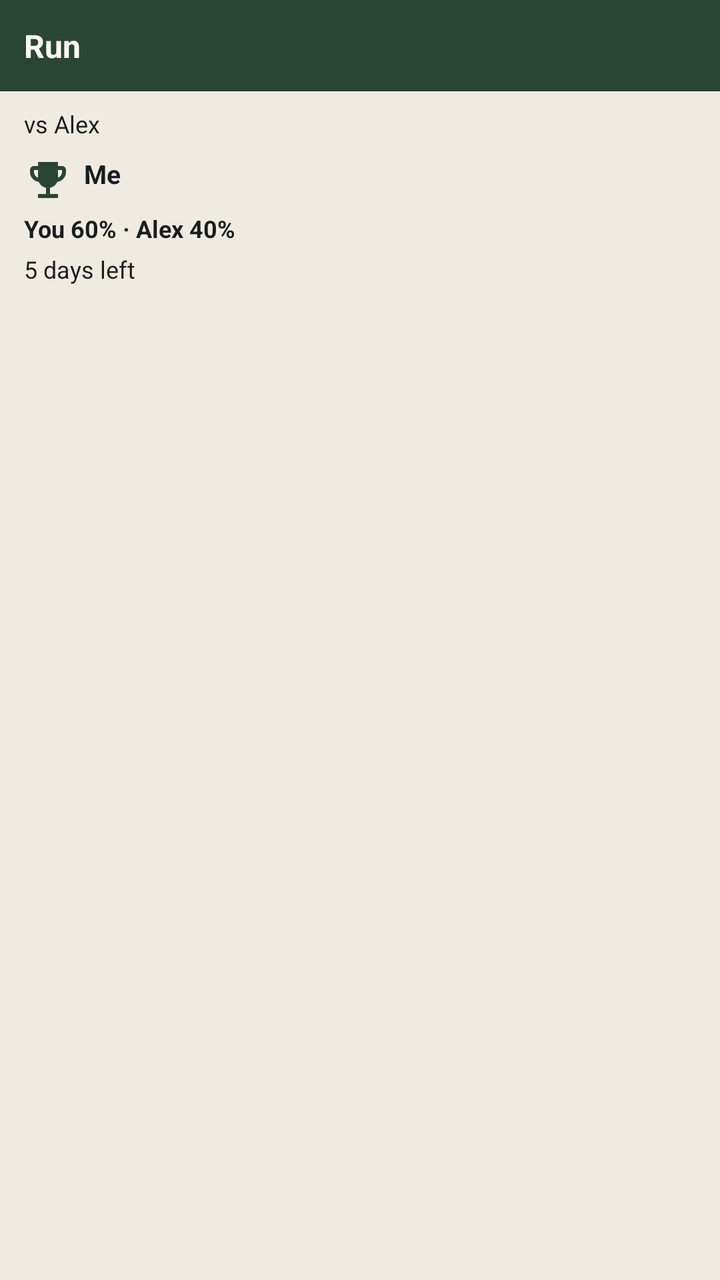
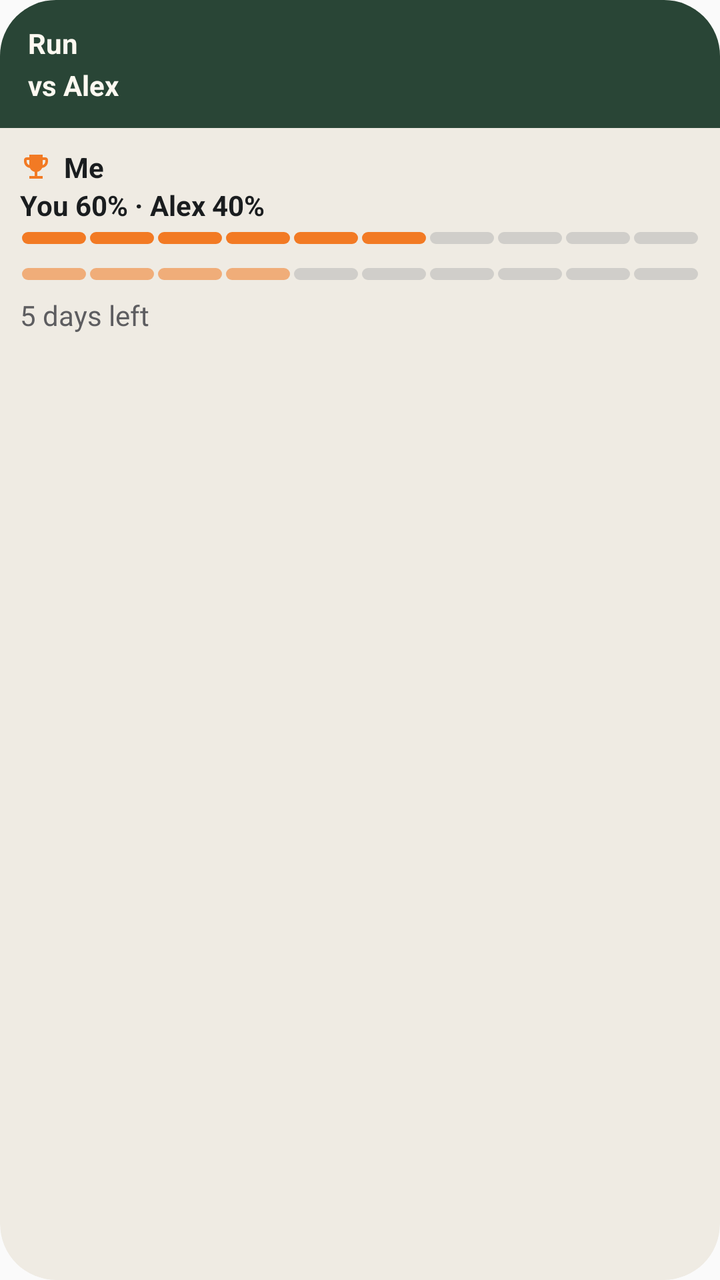

The first picture is an Android layout as it rendered before a commit; the second is the same layout after the commit. The layout source and the unified diff follow.
<!-- AndroidManifest.xml: application theme Theme.InstaDev -->
<!-- res/layout/challenge_widget_preview.xml -->
<?xml version="1.0" encoding="utf-8"?>
<LinearLayout xmlns:android="http://schemas.android.com/apk/res/android"
    android:layout_width="match_parent"
    android:layout_height="match_parent"
    android:background="@color/habit_surface"
    android:orientation="vertical">

    <TextView
        android:layout_width="match_parent"
        android:layout_height="wrap_content"
        android:background="@color/habit_primary"
        android:padding="12dp"
        android:text="@string/challenge_widget_preview_habit"
        android:textColor="@color/habit_field"
        android:textSize="16sp"
        android:textStyle="bold" />

    <TextView
        android:layout_width="match_parent"
        android:layout_height="wrap_content"
        android:paddingHorizontal="12dp"
        android:paddingTop="8dp"
        android:text="@string/challenge_widget_preview_versus"
        android:textColor="@color/habit_on_surface"
        android:textSize="12sp" />

    <TextView
        android:layout_width="match_parent"
        android:layout_height="wrap_content"
        android:drawableStart="@drawable/ic_trophy"
        android:drawablePadding="6dp"
        android:drawableTint="@color/habit_primary"
        android:paddingHorizontal="12dp"
        android:paddingTop="8dp"
        android:text="@string/challenge_widget_preview_leader"
        android:textColor="@color/habit_on_surface"
        android:textSize="13sp"
        android:textStyle="bold" />

    <TextView
        android:layout_width="match_parent"
        android:layout_height="wrap_content"
        android:paddingHorizontal="12dp"
        android:paddingTop="4dp"
        android:text="@string/challenge_widget_preview_progress"
        android:textColor="@color/habit_on_surface"
        android:textSize="12sp"
        android:textStyle="bold" />

    <TextView
        android:layout_width="match_parent"
        android:layout_height="wrap_content"
        android:paddingHorizontal="12dp"
        android:paddingTop="4dp"
        android:text="@string/challenge_widget_preview_days_left"
        android:textColor="@color/habit_on_surface"
        android:textSize="12sp" />
</LinearLayout>
<!-- resources referenced by this layout -->
<resources>
  <color name="habit_field">#FFFDF9F1</color>
  <color name="habit_on_surface">#FF1A1D1F</color>
  <color name="habit_primary">#FF294536</color>
  <color name="habit_surface">#FFEFEBE3</color>
  <!-- drawable ic_trophy (drawable) -->
  <vector xmlns:android="http://schemas.android.com/apk/res/android"
      android:width="24dp"
      android:height="24dp"
      android:viewportWidth="24"
      android:viewportHeight="24">
      <path
          android:fillColor="@android:color/white"
          android:pathData="M19,5h-2V3H7v2H5c-1.1,0 -2,0.9 -2,2v1c0,2.55 1.92,4.63 4.39,4.94 0.63,1.5 1.98,2.63 3.61,2.96V19H7v2h10v-2h-4v-3.1c1.63,-0.33 2.98,-1.46 3.61,-2.96C19.08,12.63 21,10.55 21,8V7c0,-1.1 -0.9,-2 -2,-2zM5,8V7h2v3.82C5.84,10.4 5,9.3 5,8zM19,8c0,1.3 -0.84,2.4 -2,2.82V7h2v1z" />
  </vector>
  <string name="challenge_widget_preview_days_left">5 days left</string>
  <string name="challenge_widget_preview_habit">Run</string>
  <string name="challenge_widget_preview_leader">Me</string>
  <string name="challenge_widget_preview_progress">You 60% · Alex 40%</string>
  <string name="challenge_widget_preview_versus">vs Alex</string>
  <style name="Theme.InstaDev" parent="android:Theme.Material.Light.NoActionBar">
          <item name="android:statusBarColor">@android:color/transparent</item>
          <item name="android:navigationBarColor">@android:color/transparent</item>
          <item name="android:windowDrawsSystemBarBackgrounds">true</item>
          <item name="android:enforceStatusBarContrast">false</item>
          <item name="android:enforceNavigationBarContrast">false</item>
      </style>
</resources>

<!-- the commit's change to res/layout/challenge_widget_preview.xml (unified diff, before → after) -->
@@ -1,58 +1,136 @@
 <?xml version="1.0" encoding="utf-8"?>
 <LinearLayout xmlns:android="http://schemas.android.com/apk/res/android"
+    xmlns:tools="http://schemas.android.com/tools"
+    android:id="@android:id/background"
     android:layout_width="match_parent"
     android:layout_height="match_parent"
-    android:background="@color/habit_surface"
-    android:orientation="vertical">
+    android:background="@drawable/widget_preview_background"
+    android:clipToOutline="true"
+    android:orientation="vertical"
+    tools:targetApi="31">
 
-    <TextView
+    
+    <LinearLayout
         android:layout_width="match_parent"
         android:layout_height="wrap_content"
         android:background="@color/habit_primary"
-        android:padding="12dp"
-        android:text="@string/challenge_widget_preview_habit"
-        android:textColor="@color/habit_field"
-        android:textSize="16sp"
-        android:textStyle="bold" />
+        android:orientation="vertical"
+        android:paddingHorizontal="14dp"
+        android:paddingVertical="12dp">
 
-    <TextView
+        <TextView
+            android:layout_width="match_parent"
+            android:layout_height="wrap_content"
+            android:ellipsize="end"
+            android:maxLines="1"
+            android:text="@string/challenge_widget_preview_habit"
+            android:textColor="@color/habit_cream"
+            android:textSize="14sp"
+            android:textStyle="bold" />
+
+        <TextView
+            android:layout_width="match_parent"
+            android:layout_height="wrap_content"
+            android:layout_marginTop="2dp"
+            android:ellipsize="end"
+            android:maxLines="1"
+            android:text="@string/challenge_widget_preview_versus"
+            android:textColor="@color/habit_cream"
+            android:textSize="14sp"
+            android:textStyle="bold" />
+    </LinearLayout>
+
+    <LinearLayout
         android:layout_width="match_parent"
-        android:layout_height="wrap_content"
-        android:paddingHorizontal="12dp"
-        android:paddingTop="8dp"
-        android:text="@string/challenge_widget_preview_versus"
-        android:textColor="@color/habit_on_surface"
-        android:textSize="12sp" />
+        android:layout_height="0dp"
+        android:layout_weight="1"
+        android:orientation="vertical"
+        android:padding="10dp">
 
-    <TextView
-        android:layout_width="match_parent"
-        android:layout_height="wrap_content"
-        android:drawableStart="@drawable/ic_trophy"
-        android:drawablePadding="6dp"
-        android:drawableTint="@color/habit_primary"
-        android:paddingHorizontal="12dp"
-        android:paddingTop="8dp"
-        android:text="@string/challenge_widget_preview_leader"
-        android:textColor="@color/habit_on_surface"
-        android:textSize="13sp"
-        android:textStyle="bold" />
+        
+        <LinearLayout
+            android:layout_width="match_parent"
+            android:layout_height="wrap_content"
+            android:gravity="center_vertical"
+            android:orientation="horizontal"
+            tools:ignore="UseCompoundDrawables">
 
-    <TextView
-        android:layout_width="match_parent"
-        android:layout_height="wrap_content"
-        android:paddingHorizontal="12dp"
-        android:paddingTop="4dp"
-        android:text="@string/challenge_widget_preview_progress"
-        android:textColor="@color/habit_on_surface"
-        android:textSize="12sp"
-        android:textStyle="bold" />
+            <ImageView
+                android:layout_width="16dp"
+                android:layout_height="16dp"
+                android:contentDescription="@string/friends_challenge_leader"
+                android:src="@drawable/ic_trophy"
+                android:tint="@color/widget_preview_accent_orange" />
 
-    <TextView
-        android:layout_width="match_parent"
-        android:layout_height="wrap_content"
-        android:paddingHorizontal="12dp"
-        android:paddingTop="4dp"
-        android:text="@string/challenge_widget_preview_days_left"
-        android:textColor="@color/habit_on_surface"
-        android:textSize="12sp" />
+            <TextView
+                android:layout_width="wrap_content"
+                android:layout_height="wrap_content"
+                android:layout_marginStart="6dp"
+                android:ellipsize="end"
+                android:maxLines="1"
+                android:text="@string/challenge_widget_preview_leader"
+                android:textColor="@color/habit_on_surface"
+                android:textSize="14sp"
+                android:textStyle="bold" />
+        </LinearLayout>
+
+        <TextView
+            android:layout_width="match_parent"
+            android:layout_height="wrap_content"
+            android:ellipsize="end"
+            android:maxLines="1"
+            android:text="@string/challenge_widget_preview_progress"
+            android:textColor="@color/habit_on_surface"
+            android:textSize="14sp"
+            android:textStyle="bold" />
+
+        
+        <LinearLayout
+            android:layout_width="match_parent"
+            android:layout_height="wrap_content"
+            android:orientation="horizontal"
+            android:paddingTop="4dp"
+            android:paddingBottom="8dp">
+
+            <FrameLayout style="@style/WidgetPreviewSegment" android:backgroundTint="@color/widget_preview_accent_orange" />
+            <FrameLayout style="@style/WidgetPreviewSegment" android:backgroundTint="@color/widget_preview_accent_orange" />
+            <FrameLayout style="@style/WidgetPreviewSegment" android:backgroundTint="@color/widget_preview_accent_orange" />
+            <FrameLayout style="@style/WidgetPreviewSegment" android:backgroundTint="@color/widget_preview_accent_orange" />
+            <FrameLayout style="@style/WidgetPreviewSegment" android:backgroundTint="@color/widget_preview_accent_orange" />
+            <FrameLayout style="@style/WidgetPreviewSegment" android:backgroundTint="@color/widget_preview_accent_orange" />
+            <FrameLayout style="@style/WidgetPreviewSegment" android:backgroundTint="@color/widget_preview_track" />
+            <FrameLayout style="@style/WidgetPreviewSegment" android:backgroundTint="@color/widget_preview_track" />
+            <FrameLayout style="@style/WidgetPreviewSegment" android:backgroundTint="@color/widget_preview_track" />
+            <FrameLayout style="@style/WidgetPreviewSegment" android:backgroundTint="@color/widget_preview_track" />
+        </LinearLayout>
+
+        
+        <LinearLayout
+            android:layout_width="match_parent"
+            android:layout_height="wrap_content"
+            android:orientation="horizontal"
+            android:paddingTop="4dp"
+            android:paddingBottom="8dp">
+
+            <FrameLayout style="@style/WidgetPreviewSegment" android:backgroundTint="@color/widget_preview_accent_orange_rival" />
+            <FrameLayout style="@style/WidgetPreviewSegment" android:backgroundTint="@color/widget_preview_accent_orange_rival" />
+            <FrameLayout style="@style/WidgetPreviewSegment" android:backgroundTint="@color/widget_preview_accent_orange_rival" />
+            <FrameLayout style="@style/WidgetPreviewSegment" android:backgroundTint="@color/widget_preview_accent_orange_rival" />
+            <FrameLayout style="@style/WidgetPreviewSegment" android:backgroundTint="@color/widget_preview_track" />
+            <FrameLayout style="@style/WidgetPreviewSegment" android:backgroundTint="@color/widget_preview_track" />
+            <FrameLayout style="@style/WidgetPreviewSegment" android:backgroundTint="@color/widget_preview_track" />
+            <FrameLayout style="@style/WidgetPreviewSegment" android:backgroundTint="@color/widget_preview_track" />
+            <FrameLayout style="@style/WidgetPreviewSegment" android:backgroundTint="@color/widget_preview_track" />
+            <FrameLayout style="@style/WidgetPreviewSegment" android:backgroundTint="@color/widget_preview_track" />
+        </LinearLayout>
+
+        <TextView
+            android:layout_width="match_parent"
+            android:layout_height="wrap_content"
+            android:ellipsize="end"
+            android:maxLines="1"
+            android:text="@string/challenge_widget_preview_days_left"
+            android:textColor="@color/habit_on_surface_variant"
+            android:textSize="14sp" />
+    </LinearLayout>
 </LinearLayout>
<!-- resource entries referenced after the edit -->
@@ -1,9 +1,20 @@
 <!-- resources referenced by this layout -->
 <resources>
-  <color name="habit_field">#FFFDF9F1</color>
+  <color name="habit_cream">#FFFDF9F1</color>
   <color name="habit_on_surface">#FF1A1D1F</color>
+  <color name="habit_on_surface_variant">#FF5D5D60</color>
   <color name="habit_primary">#FF294536</color>
+  <color name="widget_preview_accent_orange">#FFF27A24</color>
+  <color name="widget_preview_accent_orange_rival">#8CF27A24</color>
+  <color name="widget_preview_track">#477D828A</color>
   <color name="habit_surface">#FFEFEBE3</color>
+  <!-- drawable widget_preview_segment (drawable) -->
+  <?xml version="1.0" encoding="utf-8"?>
+  <shape xmlns:android="http://schemas.android.com/apk/res/android"
+      android:shape="rectangle">
+      <solid android:color="#FFFFFFFF" />
+      <corners android:radius="3dp" />
+  </shape>
   <!-- drawable ic_trophy (drawable) -->
   <vector xmlns:android="http://schemas.android.com/apk/res/android"
       android:width="24dp"
@@ -14,11 +25,26 @@
           android:fillColor="@android:color/white"
           android:pathData="M19,5h-2V3H7v2H5c-1.1,0 -2,0.9 -2,2v1c0,2.55 1.92,4.63 4.39,4.94 0.63,1.5 1.98,2.63 3.61,2.96V19H7v2h10v-2h-4v-3.1c1.63,-0.33 2.98,-1.46 3.61,-2.96C19.08,12.63 21,10.55 21,8V7c0,-1.1 -0.9,-2 -2,-2zM5,8V7h2v3.82C5.84,10.4 5,9.3 5,8zM19,8c0,1.3 -0.84,2.4 -2,2.82V7h2v1z" />
   </vector>
+  <!-- drawable widget_preview_background (drawable) -->
+  <?xml version="1.0" encoding="utf-8"?>
+  <shape xmlns:android="http://schemas.android.com/apk/res/android"
+      android:shape="rectangle">
+      <solid android:color="@color/habit_surface" />
+      <corners android:radius="16dp" />
+  </shape>
   <string name="challenge_widget_preview_days_left">5 days left</string>
   <string name="challenge_widget_preview_habit">Run</string>
   <string name="challenge_widget_preview_leader">Me</string>
   <string name="challenge_widget_preview_progress">You 60% · Alex 40%</string>
   <string name="challenge_widget_preview_versus">vs Alex</string>
+  <string name="friends_challenge_leader">Who is ahead</string>
+  <style name="WidgetPreviewSegment">
+          <item name="android:layout_width">0dp</item>
+          <item name="android:layout_height">6dp</item>
+          <item name="android:layout_weight">1</item>
+          <item name="android:layout_marginHorizontal">1dp</item>
+          <item name="android:background">@drawable/widget_preview_segment</item>
+      </style>
   <style name="Theme.InstaDev" parent="android:Theme.Material.Light.NoActionBar">
           <item name="android:statusBarColor">@android:color/transparent</item>
           <item name="android:navigationBarColor">@android:color/transparent</item>
